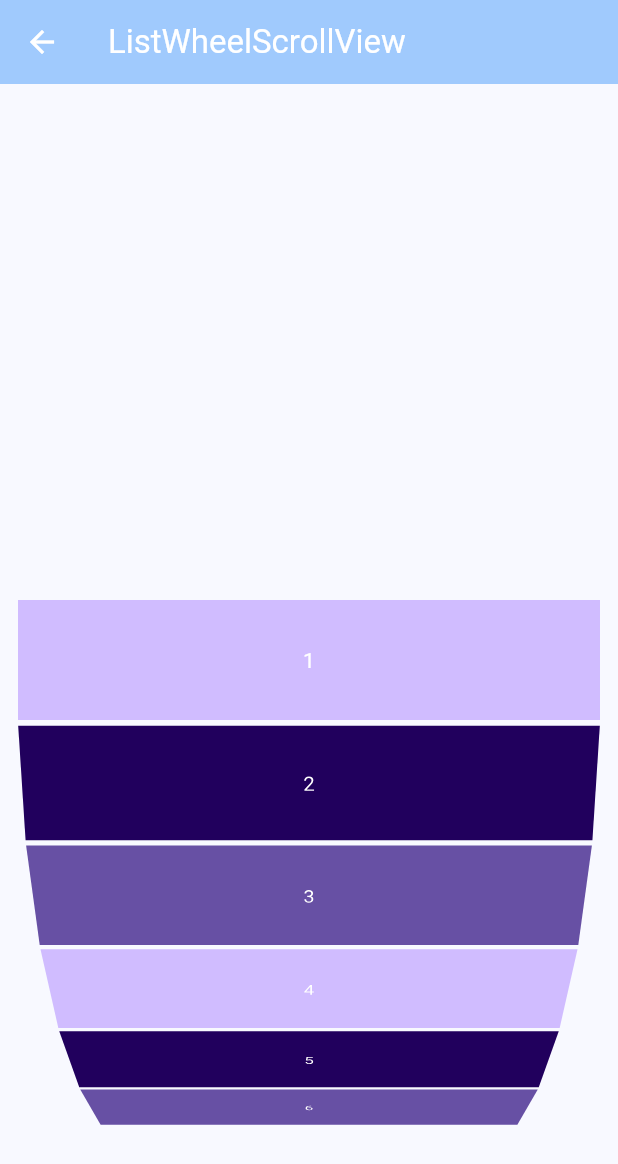
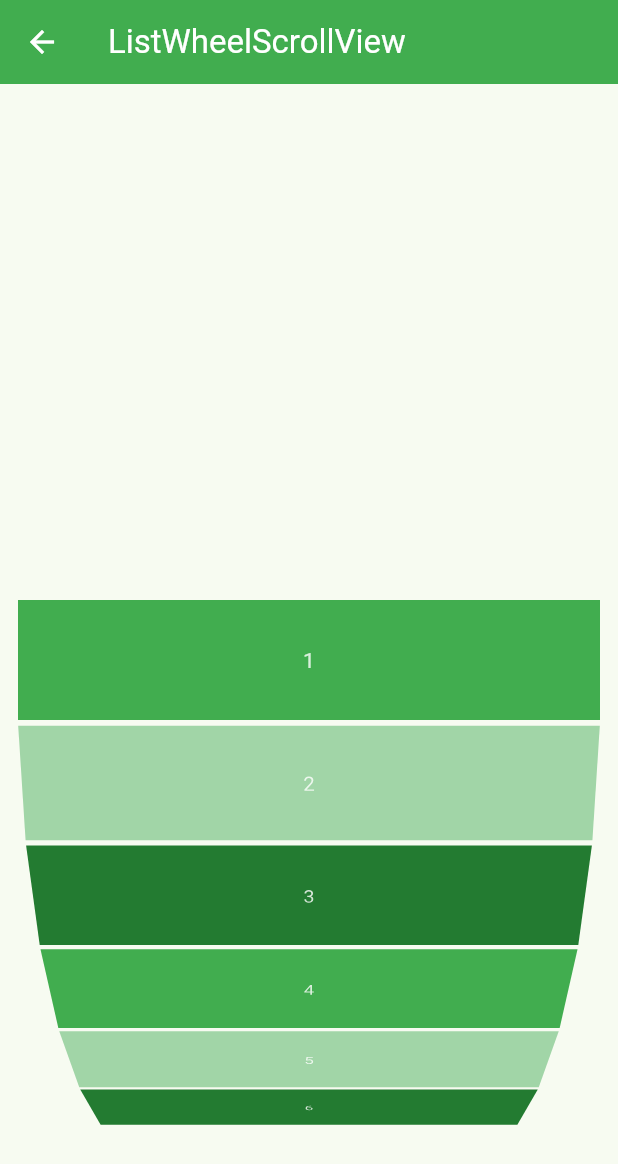
Before and after one commit to rikuyu/my_widget_catalog, a Flutter app: the screen it shows after launch, after a tap on "ListWheelScrollView", on a phone screen of 412 x 824 dp. Shown: the top 1164 px of the screen. Run offline on Flutter 3.47's test engine with Material 3 defaults, Android fonts, the phone set to English and light mode, and no system bars; generated files the repository leaves out were written again.

Commit message:
use color

```diff
--- a/lib/catalog_item.dart
+++ b/lib/catalog_item.dart
@@ -1,4 +1,5 @@
 import 'package:flutter/material.dart';
+import 'package:my_widget_catalog/theme/catalog_color.dart';
 
 abstract class CatalogItem {
   Widget build(BuildContext context);
@@ -14,10 +15,10 @@ class CategoryTitle implements CatalogItem {
       padding: const EdgeInsets.fromLTRB(8.0, 12.0, 8.0, 0),
       child: Text(
         title,
-        style: Theme.of(context).textTheme.labelLarge?.copyWith(
-              color: Colors.blue,
-              fontWeight: FontWeight.bold,
-            ),
+        style: const TextStyle(
+          fontWeight: FontWeight.bold,
+          color: CatalogColor.primaryContainer,
+        ),
       ),
     );
   }
@@ -42,7 +43,7 @@ class WidgetItem implements CatalogItem {
         padding: const EdgeInsets.symmetric(horizontal: 8.0),
         child: Container(
           decoration: const BoxDecoration(
-              border: Border(bottom: BorderSide(color: Colors.grey))),
+              border: Border(bottom: BorderSide(color: CatalogColor.border))),
           child: Padding(
             padding: const EdgeInsets.symmetric(vertical: 12.0),
             child: Text(
--- a/lib/catalog_scaffold.dart
+++ b/lib/catalog_scaffold.dart
@@ -1,4 +1,5 @@
 import 'package:flutter/material.dart';
+import 'package:my_widget_catalog/theme/catalog_color.dart';
 
 class CatalogScaffold extends StatelessWidget {
   const CatalogScaffold({required this.title, required this.body, super.key});
@@ -12,13 +13,13 @@ class CatalogScaffold extends StatelessWidget {
       appBar: AppBar(
         title: Text(
           title,
-          style: const TextStyle(color: Colors.white),
+          style: const TextStyle(color: CatalogColor.inversePrimary),
         ),
-        backgroundColor: Theme.of(context).colorScheme.inversePrimary,
+        backgroundColor: CatalogColor.primaryContainer,
         leading: IconButton(
           icon: const Icon(
             Icons.arrow_back,
-            color: Colors.white,
+            color: CatalogColor.inversePrimary,
           ),
           onPressed: () {
             Navigator.of(context).pop();
--- a/lib/main.dart
+++ b/lib/main.dart
@@ -1,6 +1,7 @@
 import 'package:flutter/material.dart';
 import 'package:my_widget_catalog/catalog_list_screen.dart';
 import 'package:flutter_gen/gen_l10n/app_localizations.dart';
+import 'package:my_widget_catalog/theme/catalog_color.dart';
 
 void main() {
   runApp(const MyWidgetCatalogApp());
@@ -16,7 +17,8 @@ class MyWidgetCatalogApp extends StatelessWidget {
       localizationsDelegates: L10n.localizationsDelegates,
       supportedLocales: L10n.supportedLocales,
       theme: ThemeData(
-        colorScheme: ColorScheme.fromSeed(seedColor: Colors.blue),
+        colorScheme:
+            ColorScheme.fromSeed(seedColor: CatalogColor.primaryContainer),
         useMaterial3: true,
       ),
       home: const MyWidgetCatalog(),
--- a/lib/theme/catalog_color.dart
+++ b/lib/theme/catalog_color.dart
@@ -3,62 +3,141 @@ import 'package:flutter/material.dart';
 class CatalogColor {
   const CatalogColor();
 
-  static const primary = Color(0xff6750a4);
-  static const onPrimary = Color(0xffffffff);
-  static const primaryContainer = Color(0xffeaddff);
-  static const onPrimaryContainer = Color(0xff21005d);
-  static const primaryFixed = Color(0xffeaddff);
-  static const onPrimaryFixed = Color(0xff21005d);
-  static const primaryFixedDim = Color(0xffd0bcff);
-  static const onPrimaryFixedVariant = Color(0xff4f378b);
+  static const primary = black80Alpha;
+  static const onPrimary = white80Alpha;
+  static const primaryContainer = green50;
+  static const onPrimaryContainer = white100;
 
-  static const secondary = Color(0xff625b71);
-  static const onSecondary = Color(0xffffffff);
-  static const secondaryContainer = Color(0xffe8def8);
-  static const onSecondaryContainer = Color(0xff1d192b);
-  static const secondaryFixed = Color(0xffe8def8);
-  static const onSecondaryFixed = Color(0xff1d192b);
-  static const secondaryFixedDim = Color(0xffccc2dc);
-  static const onSecondaryFixedVariant = Color(0xff4a4458);
+  static const secondary = gray60;
+  static const onSecondary = white80Alpha;
+  static const secondaryContainer = purple50;
+  static const onSecondaryContainer = white100;
 
-  static const tertiary = Color(0xff7d5260);
-  static const onTertiary = Color(0xffffffff);
-  static const tertiaryContainer = Color(0xffffd8e4);
-  static const onTertiaryContainer = Color(0xff31111d);
-  static const tertiaryFixed = Color(0xffffd8e4);
-  static const onTertiaryFixed = Color(0xff31111d);
-  static const tertiaryFixedDim = Color(0xffefb8c8);
-  static const onTertiaryFixedVariant = Color(0xff633b48);
+  static const tertiary = pink100;
+  static const onTertiary = gray90;
+  static const tertiaryContainer = pink10;
+  static const onTertiaryContainer = gray80;
 
-  static const error = Color(0xffb3261e);
-  static const onError = Color(0xffffffff);
-  static const errorContainer = Color(0xfff9dedc);
-  static const onErrorContainer = Color(0xff410e0b);
+  static const error = pink50;
+  static const onError = white70Alpha;
+  static const errorContainer = pink30;
+  static const onErrorContainer = gray90;
 
-  static const outline = Color(0xff79747e);
-  static const background = Color(0xfffef7ff);
-  static const onBackground = Color(0xff1d1b20);
+  static const outline = gray60;
+  static const background = gray10;
+  static const onBackground = black10Alpha;
 
-  static const surface = Color(0xfffef7ff);
-  static const onSurface = Color(0xff1d1b20);
-  static const surfaceVariant = Color(0xffe7e0ec);
-  static const onSurfaceVariant = Color(0xff49454f);
+  static const surface = green100;
+  static const onSurface = white70Alpha;
+  static const surfaceVariant = blue50;
+  static const onSurfaceVariant = white100;
 
-  static const inverseSurface = Color(0xff322f35);
-  static const inverseOnSurface = Color(0xfff5eff7);
-  static const inversePrimary = Color(0xffd0bcff);
+  static const inverseSurface = white70Alpha;
+  static const inverseOnSurface = orange60;
+  static const inversePrimary = white100;
 
-  static const shadow = Color(0xff000000);
-  static const surfaceTint = Color(0xff6750a4);
-  static const outlineVariant = Color(0xffcac4d0);
+  static const border = gray80;
 
-  static const scrim = Color(0xff000000);
+  // green
+  static const green100 = Color(0xff0f5c1f);
+  static const green90 = Color(0xff186b27);
+  static const green80 = Color(0xff237b31);
+  static const green70 = Color(0xff298737);
+  static const green60 = Color(0xff389e46);
+  static const green50 = Color(0xff41ad4f);
+  static const green40 = Color(0xff5eb969);
+  static const green30 = Color(0xff7bc583);
+  static const green20 = Color(0xffa1d5a7);
+  static const green10 = Color(0xffc6e5c9);
+  static const green5 = Color(0xffe7f5e9);
 
-  static const surfaceContainerHighest = Color(0xffe6e0e9);
-  static const surfaceContainerHigh = Color(0xffece6f0);
-  static const surfaceContainer = Color(0xfff3edf7);
-  static const surfaceContainerLow = Color(0xfff7f2fa);
-  static const surfaceContainerLowest = Color(0xffffffff);
-  static const surfaceBright = Color(0xfffef7ff);
-  static const surfaceDim = Color(0xffded8e1);
+  // purple
+  static const purple100 = Color(0xff102aa1);
+  static const purple90 = Color(0xff0022bb);
+  static const purple80 = Color(0xff192dca);
+  static const purple70 = Color(0xff3533d1);
+  static const purple60 = Color(0xff4a3bda);
+  static const purple50 = Color(0xff5740e1);
+  static const purple40 = Color(0xff755ce6);
+  static const purple30 = Color(0xff917aeb);
+  static const purple20 = Color(0xffb2a1f0);
+  static const purple10 = Color(0xffd1c6f5);
+  static const purple5 = Color(0xffede8fb);
+
+  // blue
+  static const blue100 = Color(0xff203957);
+  static const blue90 = Color(0xff2e527d);
+  static const blue80 = Color(0xff3a71a0);
+  static const blue70 = Color(0xff3f82b4);
+  static const blue60 = Color(0xff4794c8);
+  static const blue50 = Color(0xff4da2d6);
+  static const blue40 = Color(0xff57afdc);
+  static const blue30 = Color(0xff6abde2);
+  static const blue20 = Color(0xff8dcfec);
+  static const blue10 = Color(0xffb8e2f4);
+  static const blue5 = Color(0xffe3f4fa);
+
+  // orange
+  static const orange100 = Color(0xffb24109);
+  static const orange90 = Color(0xffc24f16);
+  static const orange80 = Color(0xffcc661e);
+  static const orange70 = Color(0xffd37423);
+  static const orange60 = Color(0xffda8227);
+  static const orange50 = Color(0xffde8c2a);
+  static const orange40 = Color(0xffe19c40);
+  static const orange30 = Color(0xffe6ad5c);
+  static const orange20 = Color(0xffedc488);
+  static const orange10 = Color(0xfff4dbb6);
+  static const orange5 = Color(0xfffaf1e2);
+
+  // pink
+  static const pink100 = Color(0xff630f33);
+  static const pink90 = Color(0xff831443);
+  static const pink80 = Color(0xffa71e4a);
+  static const pink70 = Color(0xffbb234d);
+  static const pink60 = Color(0xffd02851);
+  static const pink50 = Color(0xffe02c53);
+  static const pink40 = Color(0xffe6456a);
+  static const pink30 = Color(0xffec6384);
+  static const pink20 = Color(0xfff28fa6);
+  static const pink10 = Color(0xfff8bbc9);
+  static const pink5 = Color(0xfffce4e9);
+
+  // black
+  static const black100 = Color(0xff000000);
+  static const black90Alpha = Color(0xe6000000);
+  static const black80Alpha = Color(0xcc000000);
+  static const black70Alpha = Color(0xb3000000);
+  static const black60Alpha = Color(0x99000000);
+  static const black50Alpha = Color(0x80000000);
+  static const black40Alpha = Color(0x66000000);
+  static const black30Alpha = Color(0x4d000000);
+  static const black20Alpha = Color(0x33000000);
+  static const black10Alpha = Color(0x1a000000);
+  static const black5Alpha = Color(0x0d000000);
+
+  // gray
+  static const gray90 = Color(0xff141e25);
+  static const gray80 = Color(0xff394148);
+  static const gray70 = Color(0xff464d53);
+  static const gray60 = Color(0xff686e73);
+  static const gray50 = Color(0xff8b9093);
+  static const gray40 = Color(0xff9ca0a3);
+  static const gray30 = Color(0xffb5b8ba);
+  static const gray20 = Color(0xffd8d9da);
+  static const gray10 = Color(0xffebeced);
+  static const gray5 = Color(0xfff5f6f6);
+
+  // white
+  static const white100 = Color(0xffffffff);
+  static const white90Alpha = Color(0xe6ffffff);
+  static const white80Alpha = Color(0xccffffff);
+  static const white70Alpha = Color(0xb3ffffff);
+  static const white60Alpha = Color(0x99ffffff);
+  static const white50Alpha = Color(0x80ffffff);
+  static const white40Alpha = Color(0x6effffff);
+  static const white30Alpha = Color(0x4dffffff);
+  static const white20Alpha = Color(0x29ffffff);
+  static const white10Alpha = Color(0x1affffff);
+  static const white5Alpha = Color(0x0dffffff);
 }
--- a/lib/widgets/list/grid_view_catalog.dart
+++ b/lib/widgets/list/grid_view_catalog.dart
@@ -1,6 +1,7 @@
 import 'package:flutter/material.dart';
 import 'package:flutter_gen/gen_l10n/app_localizations.dart';
 import 'package:my_widget_catalog/catalog_scaffold.dart';
+import 'package:my_widget_catalog/theme/catalog_color.dart';
 
 class GridViewCatalog extends StatelessWidget {
   const GridViewCatalog({super.key});
@@ -17,7 +18,8 @@ class GridViewCatalog extends StatelessWidget {
         padding: const EdgeInsets.all(8.0),
         children: [
           for (var i = 0; i < 9; i++)
-            Container(color: i.isEven ? Colors.redAccent : Colors.blueAccent)
+            Container(
+                color: i.isEven ? CatalogColor.green50 : CatalogColor.green20)
         ],
       ),
     );
--- a/lib/widgets/list/list_wheel_scroll_view_catalog.dart
+++ b/lib/widgets/list/list_wheel_scroll_view_catalog.dart
@@ -33,13 +33,13 @@ class ListWheelScrollViewCatalog extends StatelessWidget {
   Color getColor(int index) {
     switch (index % 3) {
       case 0:
-        return CatalogColor.primary;
+        return CatalogColor.green80;
       case 1:
-        return CatalogColor.primaryFixedDim;
+        return CatalogColor.green50;
       case 2:
-        return CatalogColor.onPrimaryContainer;
+        return CatalogColor.green20;
       default:
-        return CatalogColor.onPrimary;
+        return CatalogColor.black100;
     }
   }
 }
--- a/lib/widgets/list/sliver_catalog.dart
+++ b/lib/widgets/list/sliver_catalog.dart
@@ -1,5 +1,6 @@
 import 'package:flutter/material.dart';
 import 'package:flutter_gen/gen_l10n/app_localizations.dart';
+import 'package:my_widget_catalog/theme/catalog_color.dart';
 
 class SliverCatalog extends StatelessWidget {
   const SliverCatalog({super.key});
@@ -7,19 +8,21 @@ class SliverCatalog extends StatelessWidget {
   @override
   Widget build(BuildContext context) {
     final l10n = L10n.of(context);
-    return CustomScrollView(
+    return Container(
+      color: CatalogColor.background,
+      child: CustomScrollView(
         slivers: [
           SliverAppBar(
             backgroundColor: Theme.of(context).colorScheme.inversePrimary,
             title: Text(
               l10n.sliverAppBar,
-            style: const TextStyle(color: Colors.white),
+              style: const TextStyle(color: CatalogColor.inversePrimary),
             ),
             expandedHeight: 200,
             leading: IconButton(
               icon: const Icon(
                 Icons.arrow_back,
-              color: Colors.white,
+                color: CatalogColor.inversePrimary,
               ),
               onPressed: () {
                 Navigator.of(context).pop();
@@ -30,14 +33,15 @@ class SliverCatalog extends StatelessWidget {
             delegate: SliverChildBuilderDelegate(
               (BuildContext context, int index) {
                 return Container(
-                color: index.isOdd ? Colors.black : Colors.white,
+                  color:
+                      index.isOdd ? CatalogColor.green50 : CatalogColor.green20,
                   child: Padding(
                     padding: const EdgeInsets.all(12.0),
                     child: Text(
                       l10n.sliverItemLabel(index),
-                    style: TextStyle(
+                      style: const TextStyle(
                           fontSize: 20.0,
-                        color: index.isOdd ? Colors.white : Colors.black,
+                          color: CatalogColor.inversePrimary,
                           fontWeight: FontWeight.normal,
                           decoration: TextDecoration.none),
                     ),
@@ -47,17 +51,21 @@ class SliverCatalog extends StatelessWidget {
               childCount: 10,
             ),
           ),
-        SliverGrid(
+          SliverPadding(
+            padding: const EdgeInsets.all(4.0),
+            sliver: SliverGrid(
               delegate: SliverChildBuilderDelegate(
                 (BuildContext context, int index) {
                   return Container(
-                  color: index.isOdd ? Colors.black : Colors.white,
+                      color: index.isOdd
+                          ? CatalogColor.green50
+                          : CatalogColor.green20,
                       child: Center(
                         child: Text(
                           index.toString(),
-                      style: TextStyle(
+                          style: const TextStyle(
                               fontSize: 20.0,
-                          color: index.isOdd ? Colors.white : Colors.black,
+                              color: CatalogColor.inversePrimary,
                               fontWeight: FontWeight.normal,
                               decoration: TextDecoration.none),
                         ),
@@ -71,8 +79,10 @@ class SliverCatalog extends StatelessWidget {
                 crossAxisSpacing: 4.0,
                 childAspectRatio: 1.0,
               ),
+            ),
           )
         ],
+      ),
     );
   }
 }
```
Lines whose indentation alone changed are shown as unchanged.
